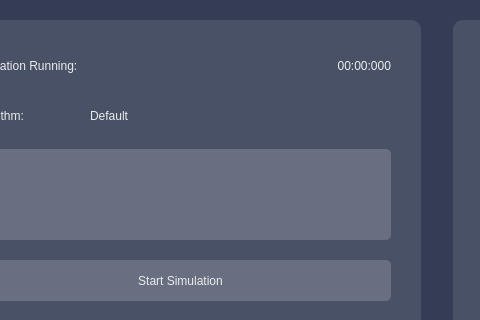
First picture: the form in DeadLocks-Final-Test/Main/mainwindow.ui, repository breathTake/Deadlocks-Algorithm-Simulation, before the edit; both pictures show x 100 to 580 and y 0 to 320 of the 1178 by 845 pixel window.
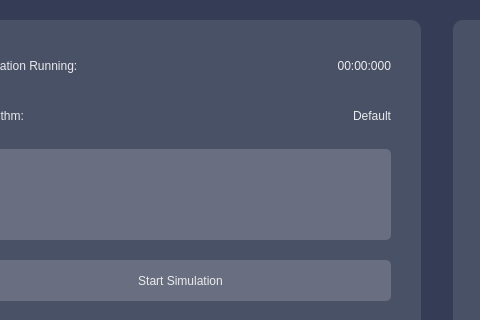
Second picture: the form after the edit. Icons and pictures are not drawn.

Patch:
```diff
--- a/DeadLocks-Final-Test/Main/mainwindow.ui
+++ b/DeadLocks-Final-Test/Main/mainwindow.ui
@@ -1666,7 +1666,7 @@
      <rect>
       <x>190</x>
       <y>100</y>
-      <width>291</width>
+      <width>301</width>
       <height>31</height>
      </rect>
     </property>
@@ -1678,6 +1678,9 @@
     <property name="text">
      <string>Default</string>
     </property>
+    <property name="alignment">
+     <set>Qt::AlignRight|Qt::AlignTrailing|Qt::AlignVCenter</set>
+    </property>
    </widget>
    <zorder>background_resources_2</zorder>
    <zorder>background_resources</zorder>
```
Left out of the diff: 4 changed lines with no effect on the pictures.
